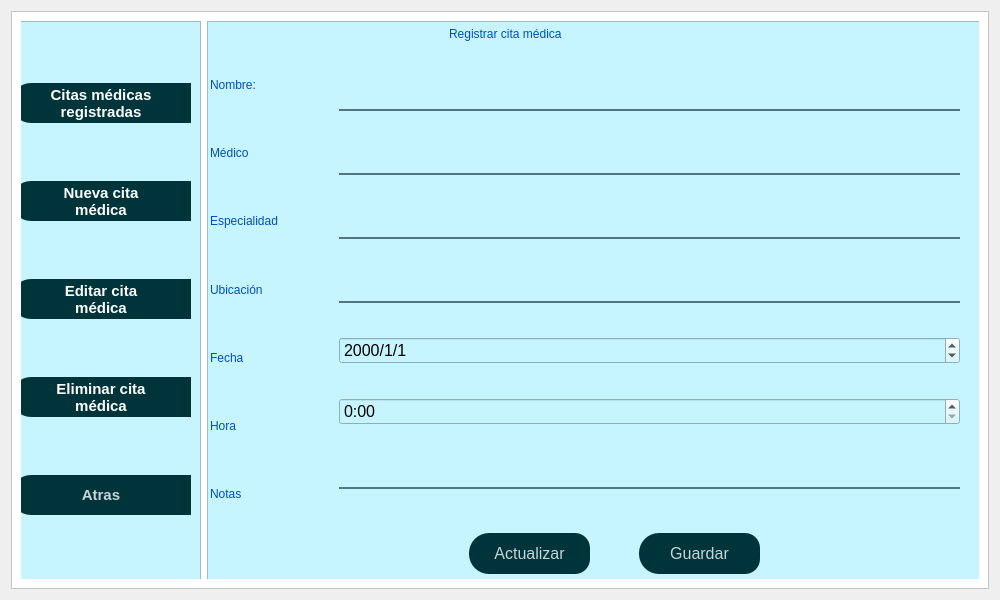
Qt form ui/cita_medica.ui (daburneo1/addi) before a commit.
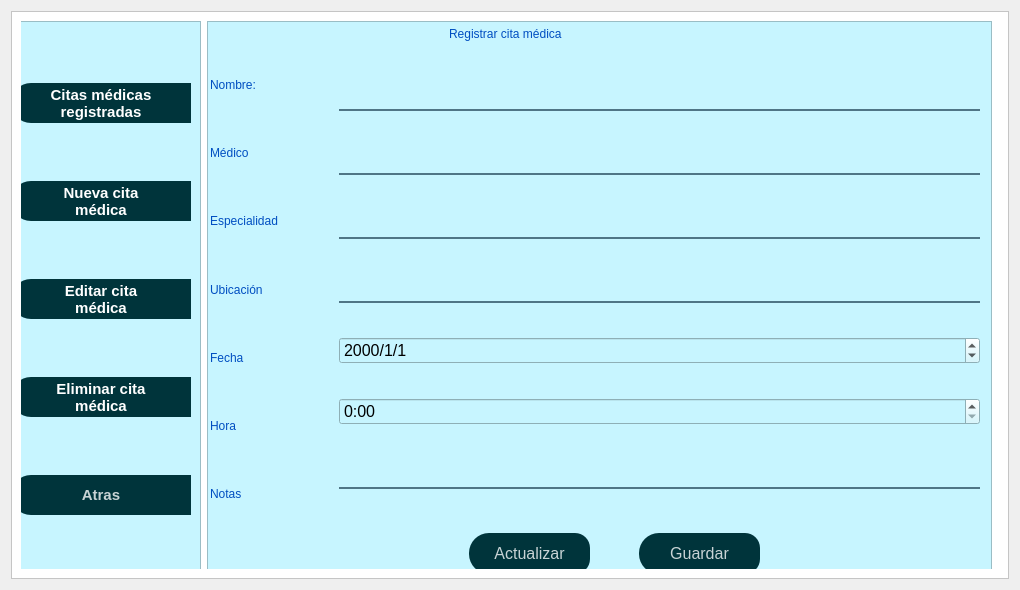
The same form after that commit. Icons and pictures are not drawn.

```diff
--- a/ui/cita_medica.ui
+++ b/ui/cita_medica.ui
@@ -6,20 +6,20 @@
    <rect>
     <x>0</x>
     <y>0</y>
-    <width>1000</width>
-    <height>600</height>
+    <width>1020</width>
+    <height>590</height>
    </rect>
   </property>
   <property name="minimumSize">
    <size>
-    <width>1000</width>
-    <height>600</height>
+    <width>1020</width>
+    <height>590</height>
    </size>
   </property>
   <property name="maximumSize">
    <size>
-    <width>1000</width>
-    <height>600</height>
+    <width>1020</width>
+    <height>590</height>
    </size>
   </property>
   <property name="windowTitle">
@@ -54,7 +54,7 @@
           <rect>
            <x>-30</x>
            <y>-10</y>
-           <width>1001</width>
+           <width>1011</width>
            <height>581</height>
           </rect>
          </property>
@@ -647,7 +647,7 @@
                   <rect>
                    <x>130</x>
                    <y>30</y>
-                   <width>621</width>
+                   <width>641</width>
                    <height>471</height>
                   </rect>
                  </property>
```
